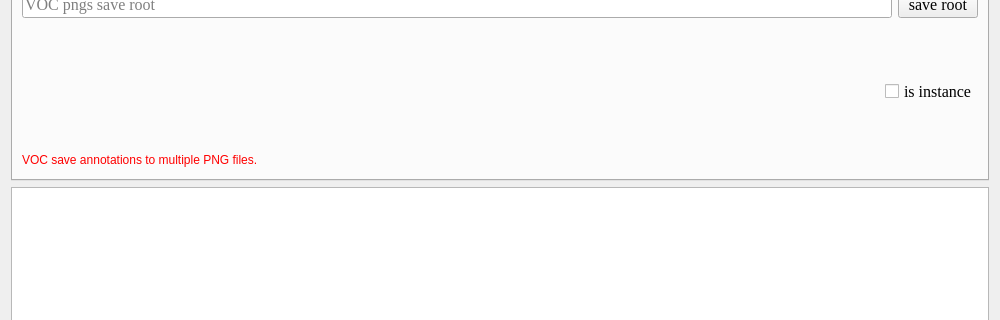
Above: ISAT/ui/Converter_dialog.ui from yatengLG/ISAT_with_segment_anything before the change; both pictures show x 0 to 1000 and y 123 to 443 of the 1000 by 680 pixel window. Below: the same form after it.
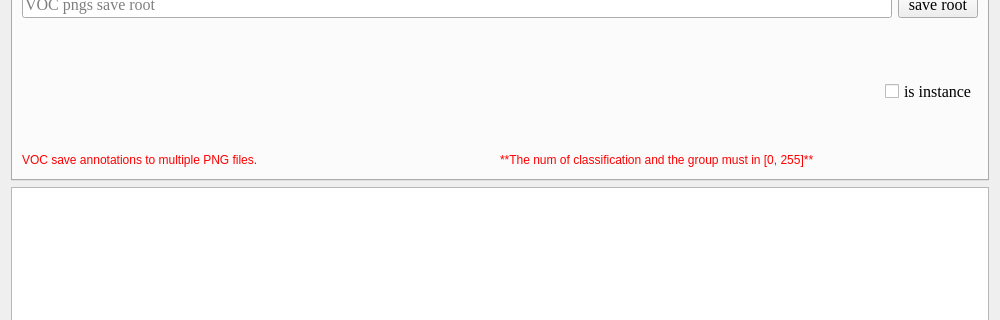
That is the form after the change.

Patch:
```diff
--- a/ISAT/ui/Converter_dialog.ui
+++ b/ISAT/ui/Converter_dialog.ui
@@ -997,6 +997,36 @@
         </widget>
        </item>
        <item>
+        <widget class="QWidget" name="widget_22" native="true">
+         <property name="minimumSize">
+          <size>
+           <width>0</width>
+           <height>0</height>
+          </size>
+         </property>
+         <property name="maximumSize">
+          <size>
+           <width>16777215</width>
+           <height>20</height>
+          </size>
+         </property>
+         <layout class="QHBoxLayout" name="horizontalLayout_5">
+          <property name="spacing">
+           <number>0</number>
+          </property>
+          <property name="leftMargin">
+           <number>0</number>
+          </property>
+          <property name="topMargin">
+           <number>0</number>
+          </property>
+          <property name="rightMargin">
+           <number>0</number>
+          </property>
+          <property name="bottomMargin">
+           <number>0</number>
+          </property>
+          <item>
         <widget class="QLabel" name="label_5">
          <property name="maximumSize">
           <size>
@@ -1010,6 +1040,19 @@
          <property name="text">
           <string>VOC save annotations to multiple PNG files.</string>
          </property>
+           </widget>
+          </item>
+          <item>
+           <widget class="QLabel" name="label_10">
+            <property name="styleSheet">
+             <string notr="true">color: rgb(255, 0, 0);</string>
+            </property>
+            <property name="text">
+             <string>**The num of classification and the group must in [0, 255]**</string>
+            </property>
+           </widget>
+          </item>
+         </layout>
         </widget>
        </item>
       </layout>
```
Lines whose indentation alone changed are shown as unchanged.
